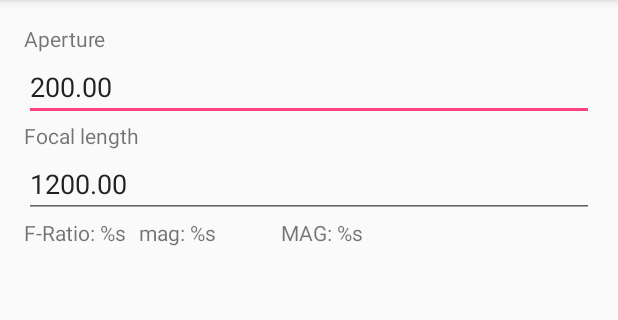
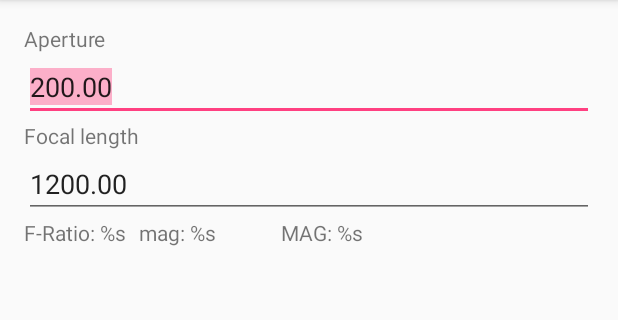
Before and after one commit to lemmy04/Scopecalc, an Android app: the screen it shows after launch (ScopeCalcActivity), on a phone screen of 412 x 824 dp, the part 84-404 px from its top. Run offline under Robolectric (Android 15) with nearby library versions, the phone set to English and light mode, and no system bars.

Commit message:
have to redo the layout of the screen.

```diff
--- a/app/src/main/java/de/eregion/scopecalc/ScopeCalcActivity.java
+++ b/app/src/main/java/de/eregion/scopecalc/ScopeCalcActivity.java
@@ -2,8 +2,13 @@ package de.eregion.scopecalc;
 
 import android.support.v7.app.AppCompatActivity;
 import android.os.Bundle;
+import android.widget.EditText;
 
 public class ScopeCalcActivity extends AppCompatActivity {
+
+    private EditText aperture_edit, focallength_edit;
+
+    private int mmin, mmax, epmin, epmax;
 
     @Override
     protected void onCreate(Bundle savedInstanceState) {
--- a/app/src/main/res/layout/activity_scope_calc.xml
+++ b/app/src/main/res/layout/activity_scope_calc.xml
@@ -28,7 +28,9 @@
         android:text="200.00"
         android:layout_below="@+id/textView"
         android:layout_alignParentLeft="true"
-        android:layout_alignParentStart="true" />
+        android:layout_alignParentStart="true"
+        android:selectAllOnFocus="true"
+        android:singleLine="true" />
 
     <TextView
         android:text="Focal length"
@@ -48,7 +50,9 @@
         android:text="1200.00"
         android:layout_below="@+id/textView2"
         android:layout_alignParentLeft="true"
-        android:layout_alignParentStart="true" />
+        android:layout_alignParentStart="true"
+        android:selectAllOnFocus="true"
+        android:singleLine="true" />
 
     <TextView
         android:text="F-Ratio: %s"
```
